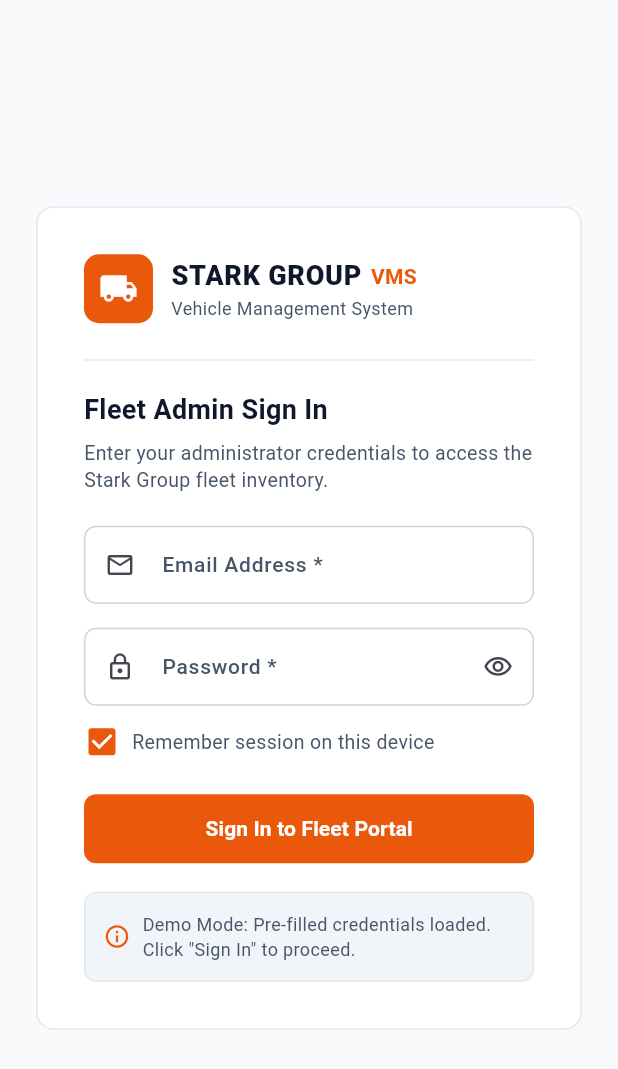
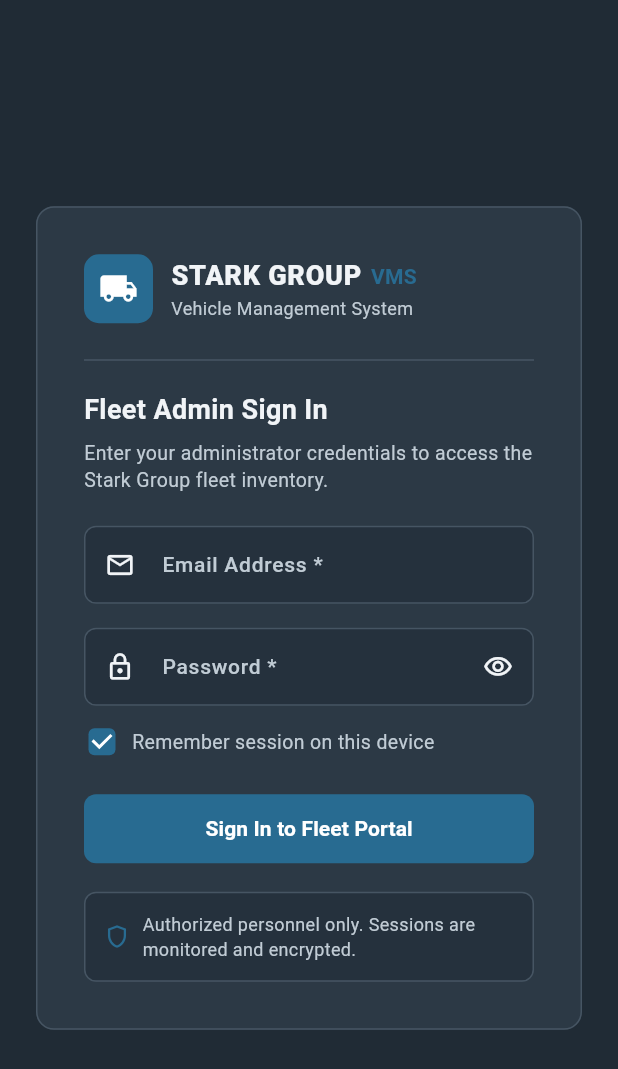
Before and after one commit to kabir-akib/kabir-akib--vms-frontend, a Flutter app: the screen it shows after launch, on a phone screen of 412 x 824 dp. Shown: the top 1069 px of the screen. Run offline on Flutter 3.47's test engine with Material 3 defaults, Android fonts, the phone set to English and light mode, and no system bars; our stand-ins replace file_picker, flutter_secure_storage.

Commit message:
Update frontend theme and UI design

```diff
--- a/lib/config/app_config.dart
+++ b/lib/config/app_config.dart
@@ -16,6 +16,9 @@ class AppConfig {
   static const String loginEndpoint = '/api/v1/auth/login';
   static const String logoutEndpoint = '/api/v1/auth/logout';
   static const String meEndpoint = '/api/v1/auth/me';
+
+  /// User management endpoints
+  static const String usersEndpoint = '/api/v1/users';
 
   /// Dashboard endpoints
   static const String dashboardSummaryEndpoint = '/api/v1/dashboard/summary';
--- a/lib/routing/app_routes.dart
+++ b/lib/routing/app_routes.dart
@@ -1,6 +1,7 @@
 import 'package:flutter/material.dart';
 import '../models/vehicle.dart';
 import '../screens/auth/login_screen.dart';
+import '../screens/users/user_management_screen.dart';
 import '../screens/shell/app_shell.dart';
 import '../screens/vehicles/vehicle_detail_screen.dart';
 import '../screens/vehicles/vehicle_form_screen.dart';
@@ -13,6 +14,7 @@ class AppRoutes {
   static const String vehicleNew = '/vehicles/new';
   static const String vehicleEdit = '/vehicles/edit';
   static const String vehicleDetail = '/vehicles/detail';
+  static const String userManagement = '/users';
 
   static Route<dynamic> onGenerateRoute(RouteSettings settings) {
     final isAuthenticated = AuthService().isAuthenticated;
@@ -57,6 +59,15 @@ class AppRoutes {
           settings: settings,
         );
 
+      case userManagement:
+        final isAdmin = AuthService().currentUser?.role == 'ADMIN';
+        return MaterialPageRoute(
+          builder: (_) => isAuthenticated && isAdmin
+              ? const UserManagementScreen()
+              : const LoginScreen(),
+          settings: settings,
+        );
+
       default:
         return MaterialPageRoute(
           builder: (_) => const Scaffold(
--- a/lib/screens/auth/login_screen.dart
+++ b/lib/screens/auth/login_screen.dart
@@ -122,7 +122,7 @@ class _LoginScreenState extends State<LoginScreen> {
                           Container(
                             padding: const EdgeInsets.all(10),
                             decoration: BoxDecoration(
-                              color: AppColors.starkOrange,
+                              color: AppColors.primaryAction,
                               borderRadius: BorderRadius.circular(10),
                             ),
                             child: const Icon(
@@ -153,7 +153,7 @@ class _LoginScreenState extends State<LoginScreen> {
                                       style: TextStyle(
                                         fontSize: 14,
                                         fontWeight: FontWeight.bold,
-                                        color: AppColors.starkOrange,
+                                        color: AppColors.primaryAction,
                                       ),
                                     ),
                                   ],
@@ -253,7 +253,7 @@ class _LoginScreenState extends State<LoginScreen> {
                             width: 24,
                             child: Checkbox(
                               value: _rememberMe,
-                              activeColor: AppColors.starkOrange,
+                              activeColor: AppColors.primaryAction,
                               onChanged: (val) {
                                 setState(() => _rememberMe = val ?? false);
                               },
@@ -310,7 +310,7 @@ class _LoginScreenState extends State<LoginScreen> {
                       // Sign In Button
                       ElevatedButton(
                         style: ElevatedButton.styleFrom(
-                          backgroundColor: AppColors.starkOrange,
+                          backgroundColor: AppColors.primaryAction,
                           foregroundColor: Colors.white,
                         ),
                         onPressed: _isLoading ? null : _handleLogin,
@@ -327,7 +327,7 @@ class _LoginScreenState extends State<LoginScreen> {
                       ),
                       const SizedBox(height: 18),
 
-                      // Demo Notice
+                      // Notice
                       Container(
                         padding: const EdgeInsets.all(12),
                         decoration: BoxDecoration(
@@ -337,12 +337,12 @@ class _LoginScreenState extends State<LoginScreen> {
                         ),
                         child: const Row(
                           children: [
-                            Icon(Icons.info_outline,
-                                size: 18, color: AppColors.starkOrange),
+                            Icon(Icons.shield_outlined,
+                                size: 18, color: AppColors.primaryAction),
                             SizedBox(width: 8),
                             Expanded(
                               child: Text(
-                                'Demo Mode: Pre-filled credentials loaded. Click "Sign In" to proceed.',
+                                'Authorized personnel only. Sessions are monitored and encrypted.',
                                 style: TextStyle(
                                   fontSize: 12,
                                   color: AppColors.textSecondary,
--- a/lib/screens/compliance/compliance_screen.dart
+++ b/lib/screens/compliance/compliance_screen.dart
@@ -37,7 +37,7 @@ class _ComplianceScreenState extends State<ComplianceScreen> {
               if (_documentService.isLoading)
                 const Center(child: Padding(
                   padding: EdgeInsets.all(40),
-                  child: CircularProgressIndicator(color: AppColors.starkOrange, strokeWidth: 3)))
+                  child: CircularProgressIndicator(color: AppColors.primaryAction, strokeWidth: 3)))
               else if (_documentService.errorMessage != null)
                 _buildError(_documentService.errorMessage!)
               else
--- a/lib/screens/dashboard/dashboard_screen.dart
+++ b/lib/screens/dashboard/dashboard_screen.dart
@@ -31,7 +31,7 @@ class _DashboardScreenState extends State<DashboardScreen> {
       builder: (context, _) {
         if (_dashboardService.isLoading) {
           return const Center(
-            child: CircularProgressIndicator(color: AppColors.starkOrange, strokeWidth: 3),
+            child: CircularProgressIndicator(color: AppColors.primaryAction, strokeWidth: 3),
           );
         }
 
@@ -122,7 +122,7 @@ class _DashboardScreenState extends State<DashboardScreen> {
               MetricCard(title: 'Inactive', value: '${summary.drivers.inactiveDrivers}',
                 icon: Icons.person_off, accentColor: AppColors.statusInactiveText, subtitle: 'Unavailable'),
               MetricCard(title: 'Recent Services', value: '${summary.maintenance.recentRecordsLast30Days}',
-                icon: Icons.event_note, accentColor: AppColors.starkOrange, subtitle: 'Last 30 days'),
+                icon: Icons.event_note, accentColor: AppColors.secondaryAccent, subtitle: 'Last 30 days'),
             ]),
             const SizedBox(height: 24),
 
--- a/lib/theme/app_colors.dart
+++ b/lib/theme/app_colors.dart
@@ -1,43 +1,63 @@
 import 'package:flutter/material.dart';
 
 /// Central design tokens and color palette reflecting Stark Group's
-/// heavy-logistics and industrial visual style.
+/// premium automotive fleet management visual style.
+///
+/// Palette specification:
+/// - Main Background: #202B35 (Graphite)
+/// - Card & Panel Background: #2C3945 (Steel Gray)
+/// - Primary Action: #286B91 (Automotive Blue)
+/// - Success & Active: #27845F (Emerald Green)
+/// - Secondary Accent: #7056A5 (Muted Purple)
+/// - Error & Expired: #D65D68 (Soft Red)
+/// - Maintenance & Warning: #D5A34D (Warm Amber)
+/// - Primary Text: #F1F4F7
+/// - Secondary Text: #C1CCD5
+/// - Borders & Dividers: #465563
 class AppColors {
-  // Stark Group corporate brand colors
-  static const Color primary = Color(0xFF0F172A); // Stark Dark Slate / Charcoal
-  static const Color primaryLight = Color(0xFF1E293B); // Medium Charcoal
-  static const Color starkOrange = Color(0xFFEA580C); // Stark Signature Vermilion / Orange
-  static const Color starkOrangeHover = Color(0xFFC2410C); // Deeper Orange on hover
-  static const Color starkOrangeSoft = Color(0xFFFFF7ED); // Soft Orange tint for badges/accents
-  static const Color secondary = Color(0xFF334155); // Corporate Slate
+  // Brand & Action Colors
+  static const Color primaryAction = Color(0xFF286B91); // Automotive Blue
+  static const Color primaryActionHover = Color(0xFF3381AD); // Lighter blue for hover
+  static const Color primary = primaryAction; // Primary brand color
+  static const Color secondaryAccent = Color(0xFF7056A5); // Muted Purple
+  static const Color secondary = secondaryAccent;
 
-  // Neutral background and surface colors
-  static const Color background = Color(0xFFF8FAFC); // Clean slate background
-  static const Color surface = Colors.white; // Pure white cards & dialogs
-  static const Color surfaceVariant = Color(0xFFF1F5F9); // Light slate fill
-  static const Color border = Color(0xFFE2E8F0); // Subtle divider / card border
-  static const Color borderStrong = Color(0xFFCBD5E1); // Input field border
+  // Background and surface colors (Graphite & Steel Gray)
+  static const Color background = Color(0xFF202B35); // Main Background: Graphite
+  static const Color surface = Color(0xFF2C3945); // Card and Panel: Steel Gray
+  static const Color surfaceVariant = Color(0xFF25313D); // Slightly darker panel / header
+  static const Color surfaceHighlight = Color(0xFF354452); // Subtle hover / highlight fill
+  static const Color border = Color(0xFF465563); // Borders and Dividers
+  static const Color borderStrong = Color(0xFF5A6C7D); // Stronger borders for active inputs
+  static const Color divider = Color(0xFF465563);
+
+  // Backward-compatibility alias for previous starkOrange references -> primaryAction
+  static const Color starkOrange = primaryAction;
+  static const Color starkOrangeHover = primaryActionHover;
+  static const Color starkOrangeSoft = Color(0x28286B91);
 
   // Typography colors
-  static const Color textPrimary = Color(0xFF0F172A); // High contrast dark
-  static const Color textSecondary = Color(0xFF475569); // Slate body text
-  static const Color textMuted = Color(0xFF94A3B8); // Subtitle / hint text
-  static const Color textOnDark = Colors.white;
+  static const Color textPrimary = Color(0xFFF1F4F7); // Primary Text
+  static const Color textSecondary = Color(0xFFC1CCD5); // Secondary Text
+  static const Color textMuted = Color(0xFF8E9EA9); // Muted / hint text
+  static const Color textOnDark = Color(0xFFF1F4F7);
+  static const Color textOnAction = Colors.white;
 
   // Operational Status colors
-  static const Color statusActiveText = Color(0xFF15803D); // Green 700
-  static const Color statusActiveBg = Color(0xFFDCFCE7); // Green 100
-  static const Color statusActiveDot = Color(0xFF22C55E); // Green 500
+  static const Color statusActiveText = Color(0xFF27845F); // Emerald Green
+  static const Color statusActiveBg = Color(0x2227845F); // Emerald Green 14% tint
+  static const Color statusActiveDot = Color(0xFF27845F);
 
-  static const Color statusMaintenanceText = Color(0xFFB45309); // Amber 700
-  static const Color statusMaintenanceBg = Color(0xFFFEF3C7); // Amber 100
-  static const Color statusMaintenanceDot = Color(0xFFF59E0B); // Amber 500
+  static const Color statusMaintenanceText = Color(0xFFD5A34D); // Warm Amber
+  static const Color statusMaintenanceBg = Color(0x24D5A34D); // Warm Amber 14% tint
+  static const Color statusMaintenanceDot = Color(0xFFD5A34D);
 
-  static const Color statusInactiveText = Color(0xFF475569); // Slate 600
-  static const Color statusInactiveBg = Color(0xFFF1F5F9); // Slate 100
-  static const Color statusInactiveDot = Color(0xFF94A3B8); // Slate 400
+  static const Color statusInactiveText = Color(0xFFC1CCD5); // Secondary Slate
+  static const Color statusInactiveBg = Color(0x20C1CCD5); // Subtle tint
+  static const Color statusInactiveDot = Color(0xFF8E9EA9);
 
   // Alert and destructive colors
-  static const Color error = Color(0xFFDC2626); // Red 600
-  static const Color errorBg = Color(0xFFFEE2E2); // Red 100
+  static const Color error = Color(0xFFD65D68); // Soft Red
+  static const Color errorBg = Color(0x22D65D68); // Soft Red 14% tint
+  static const Color warning = Color(0xFFD5A34D); // Warm Amber
 }
--- a/lib/theme/app_theme.dart
+++ b/lib/theme/app_theme.dart
@@ -1,22 +1,30 @@
 import 'package:flutter/material.dart';
 import 'app_colors.dart';
 
-/// Comprehensive Material 3 theme tailored to Stark Group's industrial-corporate aesthetic.
+/// Comprehensive Material 3 dark/premium automotive theme tailored to Stark Group's
+/// Graphite & Emerald/Automotive aesthetic.
 class AppTheme {
   static ThemeData get lightTheme {
-    final colorScheme = ColorScheme.fromSeed(
-      seedColor: AppColors.primary,
-      primary: AppColors.primary,
-      secondary: AppColors.starkOrange,
+    const colorScheme = ColorScheme(
+      brightness: Brightness.dark,
+      primary: AppColors.primaryAction,
+      onPrimary: Colors.white,
+      secondary: AppColors.secondaryAccent,
+      onSecondary: Colors.white,
       surface: AppColors.surface,
+      onSurface: AppColors.textPrimary,
       error: AppColors.error,
-      brightness: Brightness.light,
+      onError: Colors.white,
+      outline: AppColors.border,
+      outlineVariant: AppColors.borderStrong,
     );
 
     return ThemeData(
       useMaterial3: true,
+      brightness: Brightness.dark,
       colorScheme: colorScheme,
       scaffoldBackgroundColor: AppColors.background,
+      canvasColor: AppColors.surface,
       appBarTheme: const AppBarTheme(
         backgroundColor: AppColors.surface,
         foregroundColor: AppColors.textPrimary,
@@ -29,6 +37,7 @@ class AppTheme {
           fontWeight: FontWeight.w700,
           letterSpacing: -0.2,
         ),
+        iconTheme: IconThemeData(color: AppColors.textSecondary),
       ),
       cardTheme: CardThemeData(
         color: AppColors.surface,
@@ -39,21 +48,38 @@ class AppTheme {
         ),
         margin: EdgeInsets.zero,
       ),
+      dialogTheme: DialogThemeData(
+        backgroundColor: AppColors.surface,
+        surfaceTintColor: Colors.transparent,
+        shape: RoundedRectangleBorder(
+          borderRadius: BorderRadius.circular(14),
+          side: const BorderSide(color: AppColors.border, width: 1),
+        ),
+        titleTextStyle: const TextStyle(
+          color: AppColors.textPrimary,
+          fontSize: 18,
+          fontWeight: FontWeight.w700,
+        ),
+        contentTextStyle: const TextStyle(
+          color: AppColors.textSecondary,
+          fontSize: 14,
+        ),
+      ),
       inputDecorationTheme: InputDecorationTheme(
         filled: true,
-        fillColor: Colors.white,
+        fillColor: AppColors.surfaceVariant,
         contentPadding: const EdgeInsets.symmetric(horizontal: 16, vertical: 14),
         border: OutlineInputBorder(
           borderRadius: BorderRadius.circular(8),
-          borderSide: const BorderSide(color: AppColors.borderStrong),
+          borderSide: const BorderSide(color: AppColors.border),
         ),
         enabledBorder: OutlineInputBorder(
           borderRadius: BorderRadius.circular(8),
-          borderSide: const BorderSide(color: AppColors.borderStrong),
+          borderSide: const BorderSide(color: AppColors.border),
         ),
         focusedBorder: OutlineInputBorder(
           borderRadius: BorderRadius.circular(8),
-          borderSide: const BorderSide(color: AppColors.starkOrange, width: 1.8),
+          borderSide: const BorderSide(color: AppColors.primaryAction, width: 1.8),
         ),
         errorBorder: OutlineInputBorder(
           borderRadius: BorderRadius.circular(8),
@@ -74,14 +100,14 @@ class AppTheme {
           fontWeight: FontWeight.w500,
         ),
         floatingLabelStyle: const TextStyle(
-          color: AppColors.primary,
+          color: AppColors.primaryAction,
           fontSize: 14,
           fontWeight: FontWeight.w600,
         ),
       ),
       elevatedButtonTheme: ElevatedButtonThemeData(
         style: ElevatedButton.styleFrom(
-          backgroundColor: AppColors.primary,
+          backgroundColor: AppColors.primaryAction,
           foregroundColor: Colors.white,
           elevation: 0,
           minimumSize: const Size(0, 46),
@@ -100,7 +126,7 @@ class AppTheme {
         style: OutlinedButton.styleFrom(
           foregroundColor: AppColors.textPrimary,
           minimumSize: const Size(0, 46),
-          side: const BorderSide(color: AppColors.borderStrong),
+          side: const BorderSide(color: AppColors.border),
           padding: const EdgeInsets.symmetric(horizontal: 18, vertical: 12),
           shape: RoundedRectangleBorder(
             borderRadius: BorderRadius.circular(8),
@@ -113,7 +139,7 @@ class AppTheme {
       ),
       textButtonTheme: TextButtonThemeData(
         style: TextButton.styleFrom(
-          foregroundColor: AppColors.textPrimary,
+          foregroundColor: AppColors.primaryActionHover,
           padding: const EdgeInsets.symmetric(horizontal: 14, vertical: 10),
           shape: RoundedRectangleBorder(
             borderRadius: BorderRadius.circular(6),
@@ -125,11 +151,11 @@ class AppTheme {
         ),
       ),
       navigationRailTheme: const NavigationRailThemeData(
-        backgroundColor: Colors.white,
-        selectedIconTheme: IconThemeData(color: AppColors.starkOrange),
+        backgroundColor: AppColors.surface,
+        selectedIconTheme: IconThemeData(color: AppColors.primaryAction),
         unselectedIconTheme: IconThemeData(color: AppColors.textSecondary),
         selectedLabelTextStyle: TextStyle(
-          color: AppColors.primary,
+          color: AppColors.textPrimary,
           fontWeight: FontWeight.w700,
           fontSize: 13,
         ),
@@ -138,12 +164,15 @@ class AppTheme {
           fontWeight: FontWeight.w500,
           fontSize: 13,
         ),
-        indicatorColor: AppColors.starkOrangeSoft,
+        indicatorColor: AppColors.surfaceHighlight,
+      ),
+      drawerTheme: const DrawerThemeData(
+        backgroundColor: AppColors.surface,
       ),
       dataTableTheme: DataTableThemeData(
         headingRowColor: WidgetStateProperty.all(AppColors.surfaceVariant),
         headingTextStyle: const TextStyle(
-          color: AppColors.textPrimary,
+          color: AppColors.textSecondary,
           fontWeight: FontWeight.w700,
           fontSize: 12,
           letterSpacing: 0.5,
@@ -157,14 +186,36 @@ class AppTheme {
         dividerThickness: 1,
       ),
       dividerTheme: const DividerThemeData(
-        color: AppColors.border,
+        color: AppColors.divider,
         thickness: 1,
         space: 1,
       ),
+      checkboxTheme: CheckboxThemeData(
+        fillColor: WidgetStateProperty.resolveWith((states) {
+          if (states.contains(WidgetState.selected)) {
+            return AppColors.primaryAction;
+          }
+          return Colors.transparent;
+        }),
+        side: const BorderSide(color: AppColors.borderStrong, width: 1.5),
+        shape: RoundedRectangleBorder(borderRadius: BorderRadius.circular(4)),
+      ),
       snackBarTheme: SnackBarThemeData(
+        backgroundColor: AppColors.surfaceHighlight,
+        contentTextStyle: const TextStyle(color: AppColors.textPrimary),
         behavior: SnackBarBehavior.floating,
-        shape: RoundedRectangleBorder(borderRadius: BorderRadius.circular(8)),
+        shape: RoundedRectangleBorder(
+          borderRadius: BorderRadius.circular(8),
+          side: const BorderSide(color: AppColors.border),
+        ),
       ),
+      tabBarTheme: const TabBarThemeData(
+        labelColor: AppColors.primaryActionHover,
+        unselectedLabelColor: AppColors.textSecondary,
+        indicatorColor: AppColors.primaryAction,
+        indicatorSize: TabBarIndicatorSize.tab,
+      ),
+      iconTheme: const IconThemeData(color: AppColors.textSecondary),
     );
   }
 }
```
Also changed, not shown: lib/models/user.dart (added, +51 -0 lines), lib/screens/drivers/driver_list_screen.dart (+5 -5 lines), lib/screens/shell/app_shell.dart (+48 -19 lines), lib/screens/users/user_management_screen.dart (added, +260 -0 lines), lib/screens/vehicles/vehicle_detail_screen.dart (+8 -8 lines), lib/screens/vehicles/vehicle_form_screen.dart (+7 -7 lines), lib/screens/vehicles/vehicle_list_screen.dart (+6 -6 lines), lib/services/user_service.dart (added, +83 -0 lines).
